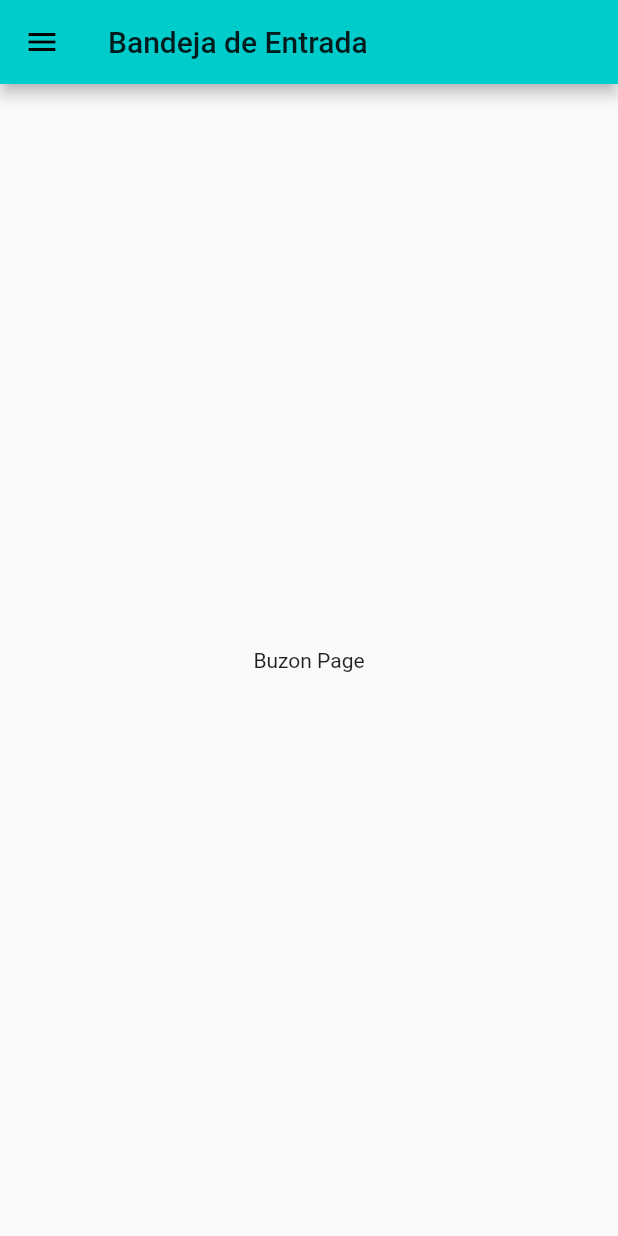
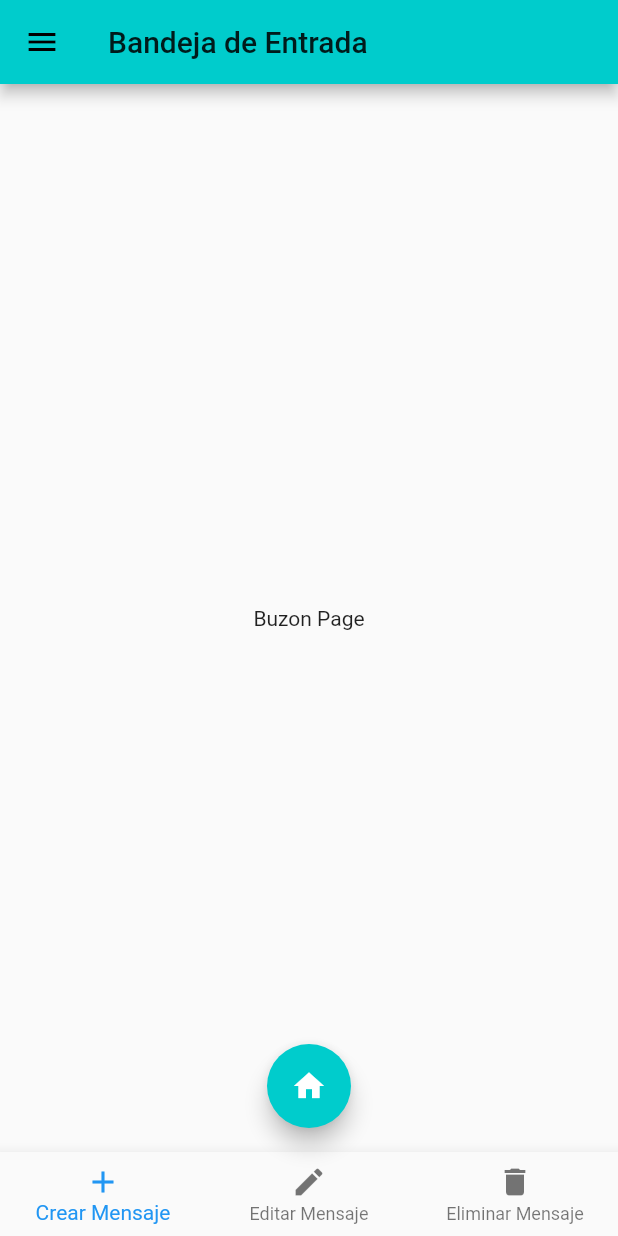
Before and after one commit to efernandez21/AcademicGradeFlutter, a Flutter app: the BuzonPage screen opened by its route, on a phone screen of 412 x 824 dp. Run offline on Flutter 3.47's test engine with Material 2 defaults, Android fonts, the phone set to English and light mode, and no system bars; our stand-ins replace flutter_swiper.

Commit message:
Cuadrando la pagina Buzon

```diff
--- a/lib/main.dart
+++ b/lib/main.dart
@@ -1,3 +1,4 @@
+import 'package:academic_grade/src/pages/calendario_page.dart';
 import 'package:flutter/material.dart';
 //Importaciones paginas
 import 'package:academic_grade/src/pages/home_page.dart';
@@ -19,7 +20,7 @@ class MyApp extends StatelessWidget {
         'home'           : (BuildContext context ) => HomePage(),
         'user'           : (BuildContext context ) => UserPage(),
         'asignaturas'    : (BuildContext context ) => AsignaturasPage(),
-        'calendario'     : (BuildContext context ) => AsignaturasPage(),
+        'calendario'     : (BuildContext context ) => CalendarioPage(),
         'mensajeria'     : (BuildContext context ) => BuzonPage(),
         'asignatura'     : (BuildContext context ) => AsignaturaPage(),
       },
--- a/lib/src/pages/buzon_page.dart
+++ b/lib/src/pages/buzon_page.dart
@@ -1,7 +1,14 @@
 import 'package:flutter/material.dart';
 import 'package:academic_grade/src/widgets/menu_drawer.dart';
 
-class BuzonPage extends StatelessWidget {
+class BuzonPage extends StatefulWidget {
+  @override
+  _BuzonPageState createState() => _BuzonPageState();
+}
+
+class _BuzonPageState extends State<BuzonPage> {
+  //Variable de la ubicacion actual
+  int _currentIndex = 0;
   @override
   Widget build(BuildContext context) {
     return Scaffold(
@@ -16,6 +23,48 @@ class BuzonPage extends StatelessWidget {
       body: Center(
         child:Text('Buzon Page')
       ),
+      bottomNavigationBar: _crearBottomNavigationBar(),
+      floatingActionButton: FloatingActionButton(
+        onPressed: (){
+          //Regresa al menu principal
+          Navigator.pop(context);
+        },
+        backgroundColor: Theme.of(context).primaryColor,
+        child: Icon(Icons.home),
+      ),
+      floatingActionButtonLocation: FloatingActionButtonLocation.centerFloat
     );
   }
+
+  Widget _crearBottomNavigationBar(){
+
+    return BottomNavigationBar(
+      currentIndex: _currentIndex,
+      items: [
+        //Los items deben ser de tipo BottomNavigationBarItem
+        BottomNavigationBarItem(
+          icon: Icon(Icons.add),
+          title: Text('Crear Mensaje')
+        ),
+        BottomNavigationBarItem(
+          icon: Icon(Icons.create),
+          title: Text('Editar Mensaje')
+        ),
+        BottomNavigationBarItem(
+          icon: Icon(Icons.delete),
+          title: Text('Eliminar Mensaje')
+        ),
+      ],
+      onTap: (index) {
+
+        setState(() {
+          _currentIndex = index;
+        });
+
+      },
+    );
+
+  }
+
+
 }
--- a/lib/src/pages/home_page.dart
+++ b/lib/src/pages/home_page.dart
@@ -1,6 +1,6 @@
 import 'package:flutter/material.dart';
 
-import 'package:academic_grade/src/widgets/card_swiper.dart';
+// import 'package:academic_grade/src/widgets/card_swiper.dart';
 
 class HomePage extends StatefulWidget {
 
@@ -114,6 +114,10 @@ class _HomePageState extends State<HomePage> {
           ),
           value: _opcionSeleccionada,
           items: getOpcionesDropdown(),
+          underline: Container(
+            height: 5,
+            color: Color.fromRGBO(0, 102, 102, 1.0),
+          ),
           icon: Icon(Icons.arrow_drop_down_circle),
           iconSize: 29,
           // iconDisabledColor: Colors.black,
--- a/lib/src/widgets/menu_drawer.dart
+++ b/lib/src/widgets/menu_drawer.dart
@@ -34,7 +34,7 @@ class MenuDrawer extends StatelessWidget {
           ListTile(
             leading: Icon(Icons.pages, color: Colors.blue,),
             title: Text('Principal'),
-            onTap: ()=>Navigator.pushReplacementNamed(context, 'user'),
+            onTap: () => Navigator.of(context).pop()
           ),
           ListTile(
             leading: Icon(Icons.party_mode, color: Colors.blue,),
@@ -50,7 +50,7 @@ class MenuDrawer extends StatelessWidget {
             leading: Icon(Icons.settings, color: Colors.blue,),
             title: Text('Settings'),
             //El pushReplacementName me permite cambiar mi raiz, esto me envia a la pagina y me quita la posibilidad de regresar aca, recomendado para los login
-            onTap: () => Navigator.pushReplacementNamed(context, 'user'),
+            onTap: () => Navigator.pushReplacementNamed(context, 'home')
           ),
 
         ],
@@ -88,4 +88,5 @@ class MenuDrawer extends StatelessWidget {
       ],
     );
   }
+
 }
```
Also changed, not shown: lib/src/pages/calendario_page.dart (added, +29 -0 lines), lib/src/pages/user_page.dart (+61 -26 lines), lib/src/pages/paginaprueba.dart (deleted).
